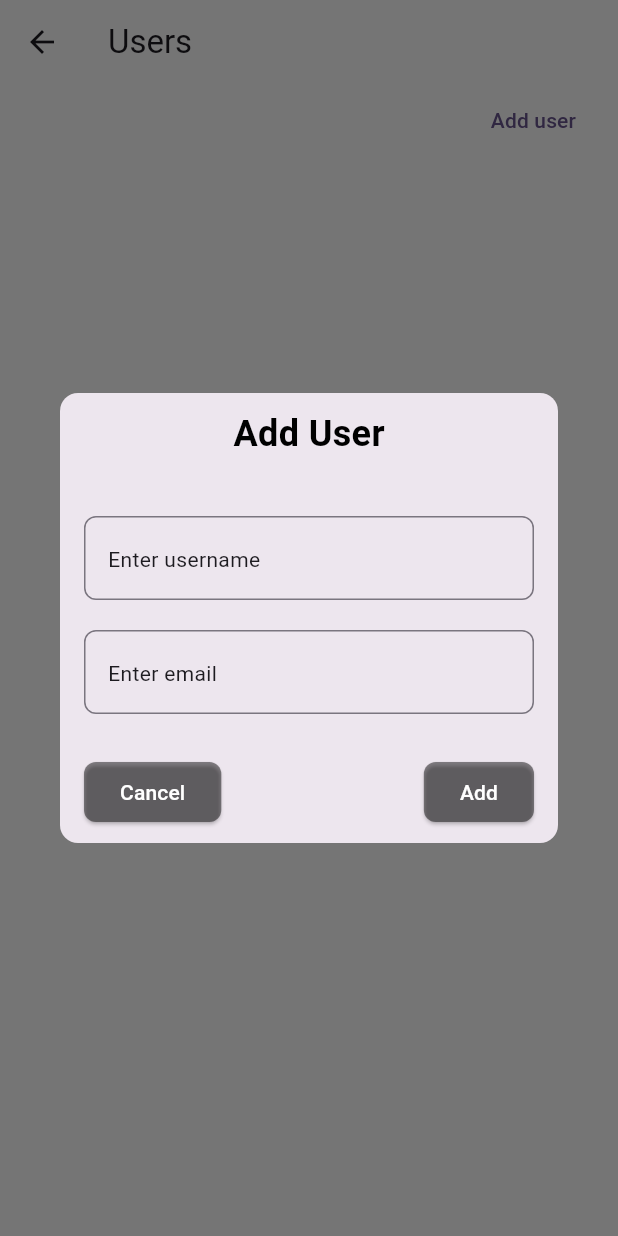
After one commit to vishalbwaghmare/payment-gateway, a Flutter app: the UserScreen screen opened directly, after a tap on "Add user", on a phone screen of 412 x 824 dp. The commit adds this screen. Run offline on Flutter 3.47's test engine with Material 3 defaults, Android fonts, the phone set to English and light mode, and no system bars; our stand-ins replace bloc, decimal, equatable, flutter_bloc, flutter_dotenv, fluttertoast and 1 more; missing offline and left inert: razorpay_flutter; accounts and stored records are empty; statements that could not run were skipped.

Commit message:
added login screen, user screen and landing screen.

```diff
--- a/payment_getway/lib/screens/payment_bloc/payment_bloc.dart
+++ b/payment_getway/lib/screens/payment_bloc/payment_bloc.dart
@@ -1,6 +1,7 @@
 import 'package:bloc/bloc.dart';
 import 'package:decimal/decimal.dart';
 import 'package:equatable/equatable.dart';
+import 'package:payment_getway/core/app_config.dart';
 import 'package:razorpay_flutter/razorpay_flutter.dart';
 
 part 'payment_event.dart';
@@ -42,7 +43,7 @@ class PaymentBloc extends Bloc<PaymentEvent, PaymentState> {
     ));
 
     final options = {
-      'key': 'rzp_test_RNrCqXfo4M0jBf',
+      'key': AppConfig.instance.razorpayKey,
       'amount': amountInPaise,
       'name': 'Payment',
       'description': 'Payment for order',
--- /dev/null
+++ b/payment_getway/lib/screens/users/models/database_helper.dart
@@ -0,0 +1,61 @@
+import 'package:path/path.dart';
+import 'package:sqflite/sqflite.dart';
+import 'user.dart';
+
+class DatabaseHelper {
+  static final DatabaseHelper instance = DatabaseHelper._instance();
+  static Database? _database;
+
+  DatabaseHelper._instance();
+
+  Future<Database> get db async {
+    _database ??= await initDb();
+    return _database!;
+  }
+
+  Future<Database> initDb() async {
+    print("Using getDatabasesPath from: ${getDatabasesPath.runtimeType}");
+    String databasesPath = await getDatabasesPath();
+    String path = join(databasesPath, 'geeksforgeeks.db');
+
+    return await openDatabase(path, version: 1, onCreate: _onCreate);
+  }
+
+  Future _onCreate(Database db, int version) async {
+    await db.execute('''
+      CREATE TABLE gfg_users (
+        id INTEGER PRIMARY KEY,
+        username TEXT,
+        email TEXT
+      )
+    ''');
+  }
+
+  Future<int> insertUser(User user) async {
+    Database db = await instance.db;
+    return await db.insert('gfg_users', user.toMap());
+  }
+
+  Future<List<Map<String, dynamic>>> queryAllUsers() async {
+    Database db = await instance.db;
+    return await db.query('gfg_users');
+  }
+
+  Future<int> updateUser(User user) async {
+    Database db = await instance.db;
+    return await db.update('gfg_users', user.toMap(), where: 'id = ?', whereArgs: [user.id]);
+  }
+
+  Future<int> deleteUser(int id) async {
+    Database db = await instance.db;
+    return await db.delete('gfg_users', where: 'id = ?', whereArgs: [id]);
+  }
+
+  Future<void> initializeUsers() async {
+    List<User> usersToAdd = [];
+
+    for (User user in usersToAdd) {
+      await insertUser(user);
+    }
+  }
+}
--- /dev/null
+++ b/payment_getway/lib/screens/users/models/user.dart
@@ -0,0 +1,19 @@
+class User {
+  final int? id;
+  final String username;
+  final String email;
+
+  User({this.id, required this.username, required this.email});
+
+  Map<String, dynamic> toMap() {
+    return {'id': id, 'username': username, 'email': email};
+  }
+
+  factory User.fromMap(Map<String, dynamic> map) {
+    return User(
+      id: map['id'],
+      username: map['username'],
+      email: map['email'],
+    );
+  }
+}
--- /dev/null
+++ b/payment_getway/lib/screens/users/presentation/add_user.dart
@@ -0,0 +1,115 @@
+import 'package:flutter/material.dart';
+
+import '../models/database_helper.dart';
+import '../models/user.dart';
+
+class AddUser extends StatefulWidget{
+  const AddUser({super.key});
+
+  @override
+  State<AddUser> createState() => _AddUserState();
+
+}
+
+class _AddUserState extends State<AddUser>{
+  final _formKey = GlobalKey<FormState>();
+  final TextEditingController _usernameController = TextEditingController();
+  final TextEditingController _emailController = TextEditingController();
+
+  Future<void> _submit() async {
+    if (_formKey.currentState!.validate()) {
+      final newUser = User(
+        username: _usernameController.text.trim(),
+        email: _emailController.text.trim(),
+      );
+
+      await DatabaseHelper.instance.insertUser(newUser);
+
+      Navigator.of(context).pop(true); // Indicate success
+    }
+  }
+
+  @override
+  Widget build(BuildContext context) {
+    return Dialog(
+      constraints: BoxConstraints(
+        maxHeight: 300,
+        maxWidth: 400,
+      ),
+      shape: RoundedRectangleBorder(borderRadius: BorderRadius.circular(12)),
+      child: Form(
+        key: _formKey,
+          child: Padding(
+            padding: const EdgeInsets.symmetric(horizontal: 16,vertical: 10),
+            child: Column(
+              mainAxisAlignment: MainAxisAlignment.start,
+              crossAxisAlignment: CrossAxisAlignment.start,
+              children: [
+              Center(child: Text("Add User",style: TextStyle(
+                fontSize: 24,
+                fontWeight: FontWeight.bold,
+                color: Colors.black
+              ),)),
+                SizedBox(height: 10,),
+                Expanded(
+                  child: Column(
+                    mainAxisAlignment: MainAxisAlignment.center,
+                    children: [
+                      TextFormField(
+                        controller: _usernameController,
+                        decoration: InputDecoration(
+                          hint: Text("Enter username"),
+                          border: OutlineInputBorder(
+                            borderRadius: BorderRadius.circular(8),
+                          ),
+                        ),
+                        validator: (val) =>
+                        val == null || val.trim().isEmpty ? 'Enter username' : null,
+                      ),
+                      SizedBox(height: 20,),
+                      TextFormField(
+                        controller: _emailController,
+                        validator: (val) {
+                          if(val == null || val.trim().isEmpty) return "Enter email";
+                          final emailRegex = RegExp(r'^[\w-\.]+@([\w-]+\.)+[\w-]{2,4}$');
+                          if(!emailRegex.hasMatch(val)) return "Enter valid email";
+                        },
+                        decoration: InputDecoration(
+                            hint: Text("Enter email"),
+                            border: OutlineInputBorder(
+                              borderRadius: BorderRadius.circular(8),
+                            )
+                        ),
+                      ),
+                    ],
+                  ),
+                ),
+                Row
+                  (
+                  mainAxisAlignment: MainAxisAlignment.spaceBetween,
+                  children: [
+                    ElevatedButton(
+                        onPressed: (){Navigator.pop(context);
+                    },
+                        style: ElevatedButton.styleFrom(
+                          backgroundColor: Colors.black45,
+                           shape: RoundedRectangleBorder(borderRadius: BorderRadius.circular(8))
+                        ),
+                        child: Text("Cancel",style: TextStyle(color: Colors.white),)),
+                    ElevatedButton(
+                        onPressed: _submit,
+                        style: ElevatedButton.styleFrom(
+                          backgroundColor: Colors.black45,
+                           shape: RoundedRectangleBorder(borderRadius: BorderRadius.circular(8))
+                        ),
+                        child: Text("Add",style: TextStyle(color: Colors.white),)),
+                  ],
+                )
+
+            ],
+            ),
+          )
+      ),
+    );
+  }
+}
--- /dev/null
+++ b/payment_getway/lib/screens/users/presentation/user_screen.dart
@@ -0,0 +1,100 @@
+import 'package:flutter/material.dart';
+
+import '../models/database_helper.dart';
+import '../models/user.dart';
+import 'add_user.dart';
+
+class UserScreen extends StatefulWidget{
+  @override
+  State<UserScreen> createState() => _UserScreenState();
+}
+
+class _UserScreenState extends State<UserScreen>{
+  List<User> _users = [];
+
+  @override
+  void initState() {
+    super.initState();
+    _fetchUsers();
+  }
+
+  Future<void> _fetchUsers() async {
+    final userMap = await DatabaseHelper.instance.queryAllUsers();
+    setState(() {
+      _users = userMap.map((user) => User.fromMap(user)).toList();
+    });
+  }
+
+  Future<void> _deleteUser(int id) async {
+    await DatabaseHelper.instance.deleteUser(id);
+
+    final userMaps = await DatabaseHelper.instance.queryAllUsers();
+
+    setState(() {
+      _users = userMaps.map((userMap) => User.fromMap(userMap)).toList();
+    });
+  }
+
+
+  Future<void> _showAddUserDialog() async {
+    final added = await showDialog<bool>(
+      context: context,
+      builder: (context) => AddUser(),
+    );
+
+    if (added == true) {
+      _fetchUsers(); // Refresh user list
+    }
+  }
+
+
+  @override
+  Widget build(BuildContext context) {
+    return Scaffold(
+      backgroundColor: Colors.white,
+      appBar: AppBar(
+        title: Text("Users"),
+        backgroundColor: Colors.transparent,
+        shadowColor: Colors.black12,
+      ),
+      body: Column(
+        mainAxisAlignment: MainAxisAlignment.start,
+        crossAxisAlignment: CrossAxisAlignment.start,
+        children: [
+          Row(
+            mainAxisAlignment: MainAxisAlignment.end,
+            children: [
+              TextButton(onPressed: (){
+                _showAddUserDialog();
+              }, child: Text("Add user")),
+              SizedBox(width: 16,)
+            ],
+          ),
+          Expanded(
+            child: ListView.builder(
+              itemCount: _users.length,
+              itemBuilder: (context , index){
+                return ListTile(
+                  hoverColor: Colors.white,
+                  leading: CircleAvatar(
+                    child: Icon(Icons.person),
+                  ),
+                  trailing: IconButton(onPressed: (){
+                    setState(() {
+                      _deleteUser(_users[index].id!);
+                    });
+                  },
+                    color: Colors.redAccent,
+                    icon: Icon(Icons.delete),
+                  ),
+                  title: Text(_users[index].username),
+                  subtitle: Text(_users[index].email),
+                );
+              },
+            ),
+          ),
+        ],
+      )
+    );
+  }
+}
--- a/payment_getway/pubspec.yaml
+++ b/payment_getway/pubspec.yaml
@@ -39,6 +39,9 @@ dependencies:
   equatable: ^2.0.7
   flutter_bloc: ^9.1.1
   decimal: ^3.2.4
+  flutter_dotenv: ^5.1.0
+  sqflite: ^2.4.2
+  path: any
 
 dev_dependencies:
   flutter_test:
@@ -65,6 +68,7 @@ flutter:
   # To add images to your application, add an images section, like this:
   assets:
     - images/
+    - .env
   #   - images/a_dot_ham.jpeg
 
   # An image asset can refer to one or more resolution-specific "variants", see
```
Also changed, not shown: payment_getway/lib/core/app_config.dart (added, +37 -0 lines), payment_getway/lib/main.dart (+10 -3 lines), payment_getway/lib/screens/landing_screen.dart (added, +111 -0 lines), payment_getway/lib/screens/login/login_page.dart (added, +123 -0 lines), payment_getway/pubspec.lock, 3 other files.
